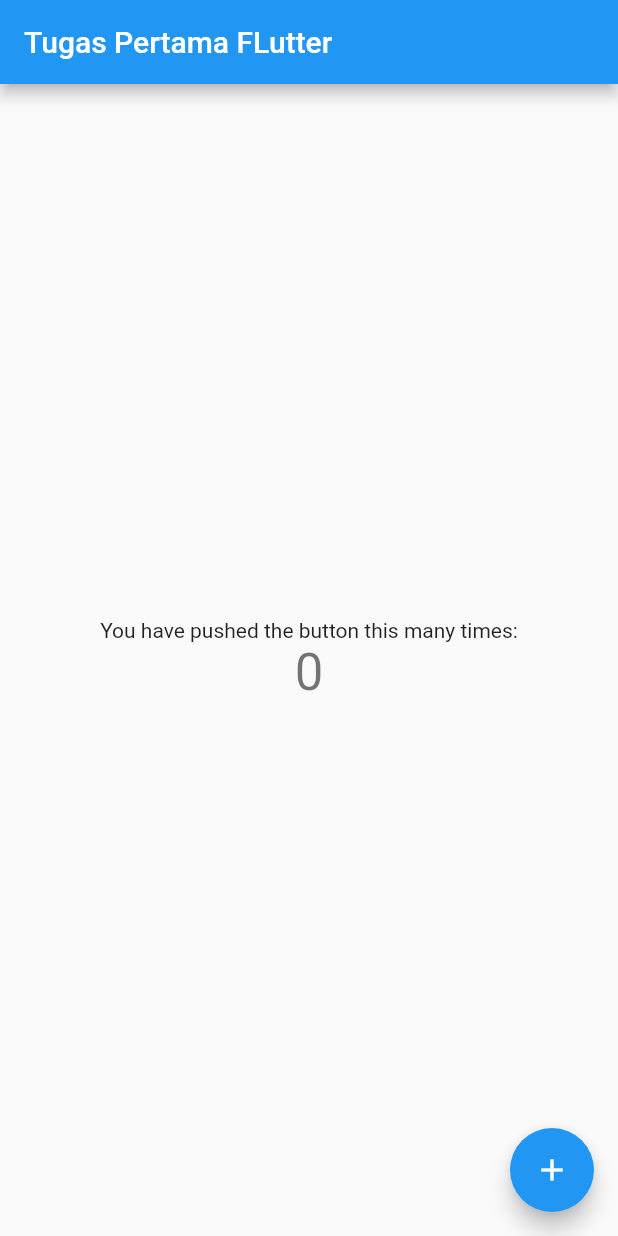
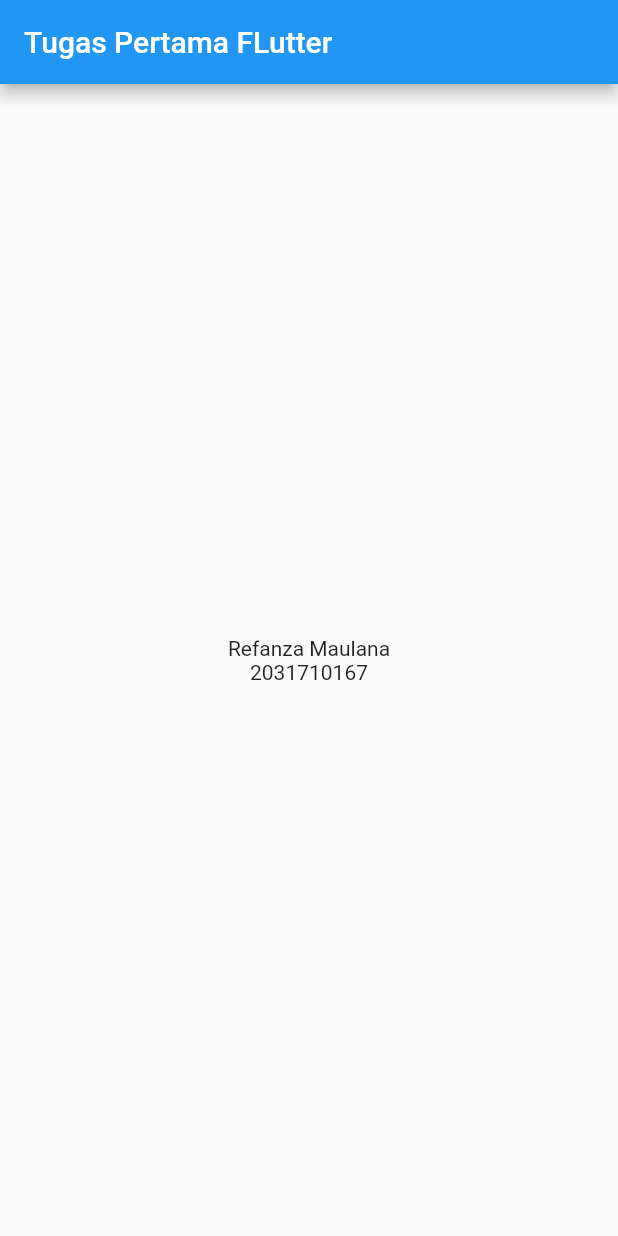
Before and after one commit to Refan16/polinema_mobile_flutter_hello, a Flutter app: the screen it shows after launch, on a phone screen of 412 x 824 dp. Run offline on Flutter 3.47's test engine with Material 2 defaults, Android fonts, the phone set to English and light mode, and no system bars.

Commit message:
Update main.dart

```diff
--- a/lib/main.dart
+++ b/lib/main.dart
@@ -96,20 +96,14 @@ class _MyHomePageState extends State<MyHomePage> {
           mainAxisAlignment: MainAxisAlignment.center,
           children: <Widget>[
             const Text(
-              'You have pushed the button this many times:',
+              'Refanza Maulana',
             ),
             Text(
-              '$_counter',
-              style: Theme.of(context).textTheme.headline4,
+              '2031710167',
             ),
           ],
         ),
       ),
-      floatingActionButton: FloatingActionButton(
-        onPressed: _incrementCounter,
-        tooltip: 'Increment',
-        child: const Icon(Icons.add),
-      ), // This trailing comma makes auto-formatting nicer for build methods.
     );
   }
 }
```
